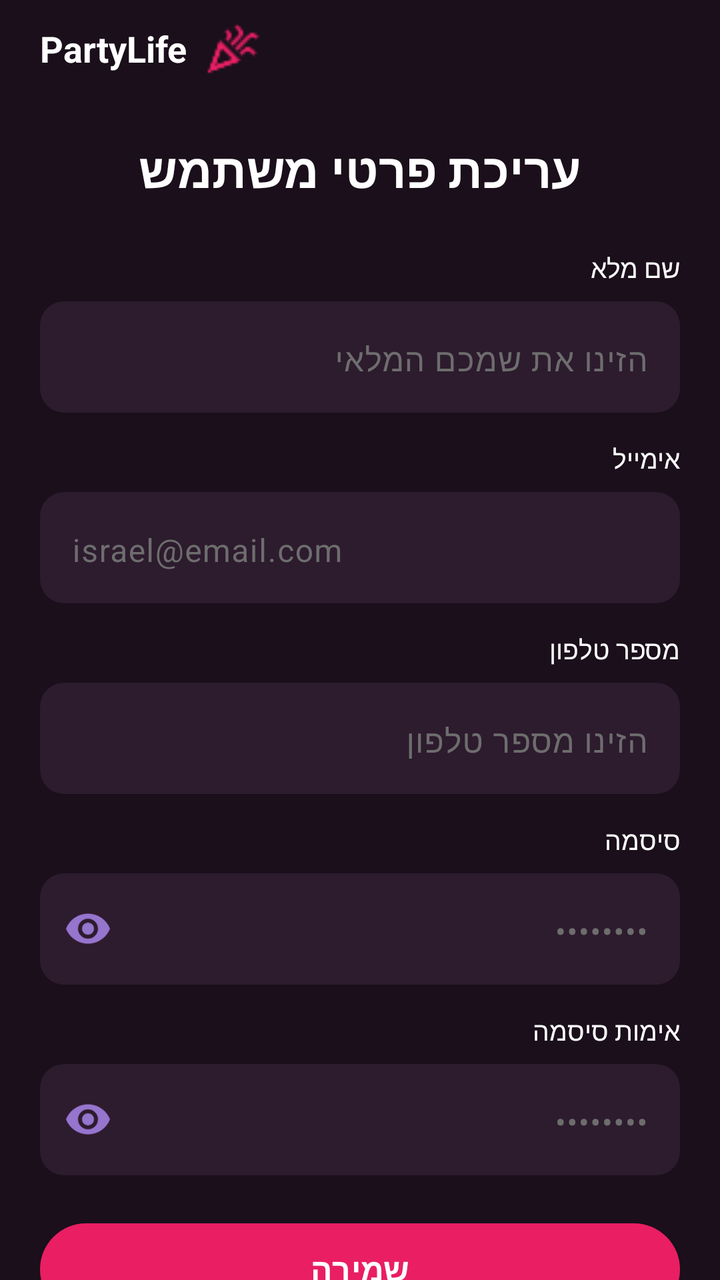
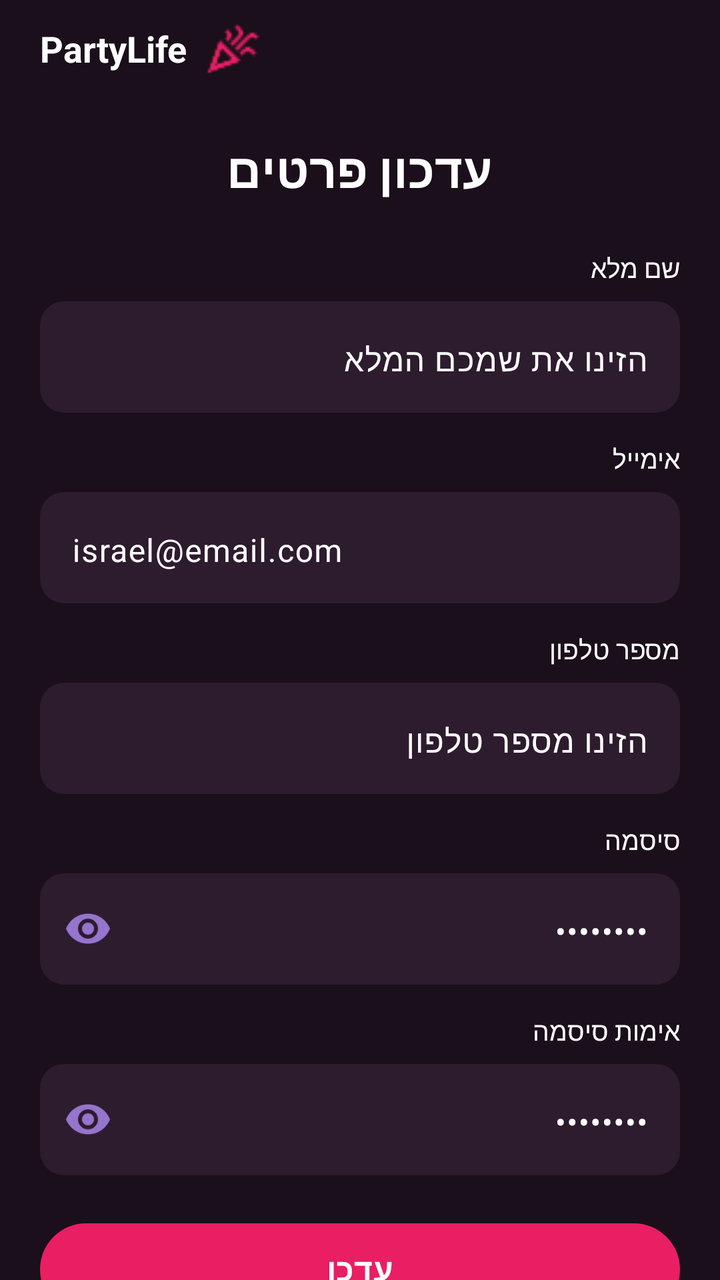

Compare the two renders of this Android layout. The source of the first and the diff that turns it into the second are given below.
<!-- AndroidManifest.xml: application theme Theme.PartyLife -->
<!-- res/layout/activity_user_setting.xml -->
<?xml version="1.0" encoding="utf-8"?>
<ScrollView xmlns:android="http://schemas.android.com/apk/res/android"
    xmlns:app="http://schemas.android.com/apk/res-auto"
    android:layout_width="match_parent"
    android:layout_height="match_parent"
    android:background="#1A0F1B"
    android:fillViewport="true"
    android:id="@+id/usersetting"
    android:scrollbars="none">

    <androidx.constraintlayout.widget.ConstraintLayout
        android:layout_width="match_parent"
        android:layout_height="wrap_content"
        android:paddingStart="20dp"
        android:paddingEnd="20dp"
        android:paddingTop="12dp"
        android:paddingBottom="32dp"
        android:layoutDirection="rtl">

        
        <TextView
            android:id="@+id/tvEAppTitle"
            android:layout_width="wrap_content"
            android:layout_height="wrap_content"
            android:text="PartyLife"
            android:textColor="#FFFFFF"
            android:textSize="18sp"
            android:textStyle="bold"
            app:layout_constraintEnd_toEndOf="parent"
            app:layout_constraintTop_toTopOf="parent" />

        <ImageView
            android:id="@+id/ivEAppIcon"
            android:layout_width="28dp"
            android:layout_height="28dp"
            android:layout_marginEnd="8dp"
            android:src="@drawable/logo"
            app:layout_constraintBottom_toBottomOf="@id/tvEAppTitle"
            app:layout_constraintEnd_toStartOf="@id/tvEAppTitle"
            app:layout_constraintTop_toTopOf="@id/tvEAppTitle"
            app:tint="#E91E63" />

        
        <TextView
            android:id="@+id/tvETitle"
            android:layout_width="0dp"
            android:layout_height="wrap_content"
            android:layout_marginTop="32dp"
            android:text="עריכת פרטי משתמש"
            android:textColor="#FFFFFF"
            android:textSize="24sp"
            android:textStyle="bold"
            android:gravity="center"
            app:layout_constraintEnd_toEndOf="parent"
            app:layout_constraintStart_toStartOf="parent"
            app:layout_constraintTop_toBottomOf="@id/tvEAppTitle" />



        
        <TextView
            android:id="@+id/tvENameLabel"
            android:layout_width="0dp"
            android:layout_height="wrap_content"
            android:layout_marginTop="24dp"
            android:text="שם מלא"
            android:textColor="#FFFFFF"
            android:textSize="13sp"
            android:gravity="start"
            app:layout_constraintEnd_toEndOf="parent"
            app:layout_constraintStart_toStartOf="parent"
            app:layout_constraintTop_toBottomOf="@id/tvETitle" />

        <com.google.android.material.textfield.TextInputLayout
            android:id="@+id/tilEFullName"
            android:layout_width="0dp"
            android:layout_height="wrap_content"
            android:layout_marginTop="8dp"
            android:hint="הזינו את שמכם המלאי"
            android:textColorHint="#6D6D6D"
            app:boxBackgroundColor="#2D1B2E"
            app:boxBackgroundMode="filled"
            app:boxCornerRadiusBottomEnd="12dp"
            app:boxCornerRadiusBottomStart="12dp"
            app:boxCornerRadiusTopEnd="12dp"
            app:boxCornerRadiusTopStart="12dp"
            app:boxStrokeWidth="0dp"
            app:hintTextColor="#6D6D6D"
            app:layout_constraintEnd_toEndOf="parent"
            app:layout_constraintStart_toStartOf="parent"
            app:layout_constraintTop_toBottomOf="@id/tvENameLabel">

            <com.google.android.material.textfield.TextInputEditText
                android:id="@+id/etEFullName"
                android:layout_width="match_parent"
                android:layout_height="wrap_content"
                android:inputType="textPersonName"
                android:textColor="#FFFFFF"
                android:textColorHint="#6D6D6D"
                android:gravity="start" />

        </com.google.android.material.textfield.TextInputLayout>

        
        <TextView
            android:id="@+id/tvEEmailLabel"
            android:layout_width="0dp"
            android:layout_height="wrap_content"
            android:layout_marginTop="14dp"
            android:text="אימייל"
            android:textColor="#FFFFFF"
            android:textSize="13sp"
            android:gravity="start"
          android:enabled="false"
            app:layout_constraintEnd_toEndOf="parent"
            app:layout_constraintStart_toStartOf="parent"
            app:layout_constraintTop_toBottomOf="@id/tilEFullName" />

        <com.google.android.material.textfield.TextInputLayout
            android:id="@+id/tilEEmail"
            android:layout_width="0dp"
            android:layout_height="wrap_content"
            android:layout_marginTop="8dp"
            android:hint="israel@email.com"
            android:textColorHint="#6D6D6D"
            app:boxBackgroundColor="#2D1B2E"
            app:boxBackgroundMode="filled"
            app:boxCornerRadiusBottomEnd="12dp"
            app:boxCornerRadiusBottomStart="12dp"
            app:boxCornerRadiusTopEnd="12dp"
            app:boxCornerRadiusTopStart="12dp"
            app:boxStrokeWidth="0dp"
            app:hintTextColor="#6D6D6D"
            app:layout_constraintEnd_toEndOf="parent"
            app:layout_constraintStart_toStartOf="parent"
            app:layout_constraintTop_toBottomOf="@id/tvEEmailLabel">

            <com.google.android.material.textfield.TextInputEditText
                android:id="@+id/etEEmail"
                android:layout_width="match_parent"
                android:layout_height="wrap_content"
                android:inputType="textEmailAddress"
                android:textColor="#FFFFFF"
                android:textColorHint="#6D6D6D"
                android:gravity="start" />

        </com.google.android.material.textfield.TextInputLayout>

        
        <TextView
            android:id="@+id/tvEPhoneLabel"
            android:layout_width="0dp"
            android:layout_height="wrap_content"
            android:layout_marginTop="14dp"
            android:text="מספר טלפון"
            android:textColor="#FFFFFF"
            android:textSize="13sp"
            android:gravity="start"
            app:layout_constraintEnd_toEndOf="parent"
            app:layout_constraintStart_toStartOf="parent"
            app:layout_constraintTop_toBottomOf="@id/tilEEmail" />

        <com.google.android.material.textfield.TextInputLayout
            android:id="@+id/tilEPhone"
            android:layout_width="0dp"
            android:layout_height="wrap_content"
            android:layout_marginTop="8dp"
            android:hint="הזינו מספר טלפון"
            android:textColorHint="#6D6D6D"
            app:boxBackgroundColor="#2D1B2E"
            app:boxBackgroundMode="filled"
            app:boxCornerRadiusBottomEnd="12dp"
            app:boxCornerRadiusBottomStart="12dp"
            app:boxCornerRadiusTopEnd="12dp"
            app:boxCornerRadiusTopStart="12dp"
            app:boxStrokeWidth="0dp"
            app:hintTextColor="#6D6D6D"
            app:layout_constraintEnd_toEndOf="parent"
            app:layout_constraintStart_toStartOf="parent"
            app:layout_constraintTop_toBottomOf="@id/tvEPhoneLabel">

            <com.google.android.material.textfield.TextInputEditText
                android:id="@+id/etEPhone"
                android:layout_width="match_parent"
                android:layout_height="wrap_content"
                android:inputType="phone"
                android:textColor="#FFFFFF"
                android:textColorHint="#6D6D6D"
                android:gravity="start" />

        </com.google.android.material.textfield.TextInputLayout>

        
        <TextView
            android:id="@+id/tvEPasswordLabel"
            android:layout_width="0dp"
            android:layout_height="wrap_content"
            android:layout_marginTop="14dp"
            android:text="סיסמה"
            android:textColor="#FFFFFF"
            android:textSize="13sp"
            android:gravity="start"
            app:layout_constraintEnd_toEndOf="parent"
            app:layout_constraintStart_toStartOf="parent"
            app:layout_constraintTop_toBottomOf="@id/tilEPhone" />

        <com.google.android.material.textfield.TextInputLayout
            android:id="@+id/tilEPassword"
            android:layout_width="0dp"
            android:layout_height="wrap_content"
            android:layout_marginTop="8dp"
            android:hint="••••••••"
            android:textColorHint="#6D6D6D"
            app:boxBackgroundColor="#2D1B2E"
            app:boxBackgroundMode="filled"
            app:boxCornerRadiusBottomEnd="12dp"
            app:boxCornerRadiusBottomStart="12dp"
            app:boxCornerRadiusTopEnd="12dp"
            app:boxCornerRadiusTopStart="12dp"
            app:boxStrokeWidth="0dp"
            app:endIconMode="password_toggle"
            app:endIconTint="#9575CD"
            app:hintTextColor="#6D6D6D"
            app:layout_constraintEnd_toEndOf="parent"
            app:layout_constraintStart_toStartOf="parent"
            app:layout_constraintTop_toBottomOf="@id/tvEPasswordLabel">

            <com.google.android.material.textfield.TextInputEditText
                android:id="@+id/etEPassword"
                android:layout_width="match_parent"
                android:layout_height="wrap_content"
                android:inputType="textPassword"
                android:textColor="#FFFFFF"
                android:textColorHint="#6D6D6D"
                android:gravity="start" />

        </com.google.android.material.textfield.TextInputLayout>

        
        <TextView
            android:id="@+id/tvEConfirmPasswordLabel"
            android:layout_width="0dp"
            android:layout_height="wrap_content"
            android:layout_marginTop="14dp"
            android:text="אימות סיסמה"
            android:textColor="#FFFFFF"
            android:textSize="13sp"
            android:gravity="start"
            app:layout_constraintEnd_toEndOf="parent"
            app:layout_constraintStart_toStartOf="parent"
            app:layout_constraintTop_toBottomOf="@id/tilEPassword" />

        <com.google.android.material.textfield.TextInputLayout
            android:id="@+id/tilEConfirmPassword"
            android:layout_width="0dp"
            android:layout_height="wrap_content"
            android:layout_marginTop="8dp"
            android:hint="••••••••"
            android:textColorHint="#6D6D6D"
            app:boxBackgroundColor="#2D1B2E"
            app:boxBackgroundMode="filled"
            app:boxCornerRadiusBottomEnd="12dp"
            app:boxCornerRadiusBottomStart="12dp"
            app:boxCornerRadiusTopEnd="12dp"
            app:boxCornerRadiusTopStart="12dp"
            app:boxStrokeWidth="0dp"
            app:endIconMode="password_toggle"
            app:endIconTint="#9575CD"
            app:hintTextColor="#6D6D6D"
            app:layout_constraintEnd_toEndOf="parent"
            app:layout_constraintStart_toStartOf="parent"
            app:layout_constraintTop_toBottomOf="@id/tvEConfirmPasswordLabel">

            <com.google.android.material.textfield.TextInputEditText
                android:id="@+id/etEConfirmPassword"
                android:layout_width="match_parent"
                android:layout_height="wrap_content"
                android:inputType="textPassword"
                android:textColor="#FFFFFF"
                android:textColorHint="#6D6D6D"
                android:gravity="start" />

        </com.google.android.material.textfield.TextInputLayout>

        
        <com.google.android.material.button.MaterialButton
            android:id="@+id/btEnRegister"
            android:layout_width="0dp"
            android:layout_height="54dp"
            android:layout_marginTop="20dp"
            android:text="שמירה"
            android:textColor="#FFFFFF"
            android:textSize="16sp"
            android:textStyle="bold"
            app:backgroundTint="#E91E63"
            app:cornerRadius="27dp"
            app:layout_constraintEnd_toEndOf="parent"
            app:layout_constraintStart_toStartOf="parent"
            app:layout_constraintTop_toBottomOf="@id/tilEConfirmPassword" />



    </androidx.constraintlayout.widget.ConstraintLayout>

</ScrollView>
<!-- resources referenced by this layout -->
<resources>
  <!-- drawable logo: png bitmap (drawable, 761 bytes) -->
  <style name="Theme.PartyLife" parent="Base.Theme.PartyLife" />
  <style name="Base.Theme.PartyLife" parent="Theme.Material3.DayNight.NoActionBar">
          
          
  
      </style>
</resources>

<!-- the commit's change to res/layout/activity_user_setting.xml (unified diff, before → after) -->
@@ -19,7 +19,7 @@
 
         
         <TextView
-            android:id="@+id/tvEAppTitle"
+            android:id="@+id/tvAppTitle"
             android:layout_width="wrap_content"
             android:layout_height="wrap_content"
             android:text="PartyLife"
@@ -30,36 +30,34 @@
             app:layout_constraintTop_toTopOf="parent" />
 
         <ImageView
-            android:id="@+id/ivEAppIcon"
+            android:id="@+id/ivAppIcon"
             android:layout_width="28dp"
             android:layout_height="28dp"
             android:layout_marginEnd="8dp"
             android:src="@drawable/logo"
-            app:layout_constraintBottom_toBottomOf="@id/tvEAppTitle"
-            app:layout_constraintEnd_toStartOf="@id/tvEAppTitle"
-            app:layout_constraintTop_toTopOf="@id/tvEAppTitle"
+            app:layout_constraintBottom_toBottomOf="@id/tvAppTitle"
+            app:layout_constraintEnd_toStartOf="@id/tvAppTitle"
+            app:layout_constraintTop_toTopOf="@id/tvAppTitle"
             app:tint="#E91E63" />
 
         
         <TextView
-            android:id="@+id/tvETitle"
+            android:id="@+id/tvTitle"
             android:layout_width="0dp"
             android:layout_height="wrap_content"
             android:layout_marginTop="32dp"
-            android:text="עריכת פרטי משתמש"
+            android:text="עדכון פרטים"
             android:textColor="#FFFFFF"
             android:textSize="24sp"
             android:textStyle="bold"
             android:gravity="center"
             app:layout_constraintEnd_toEndOf="parent"
             app:layout_constraintStart_toStartOf="parent"
-            app:layout_constraintTop_toBottomOf="@id/tvEAppTitle" />
-
-
-
-        
-        <TextView
-            android:id="@+id/tvENameLabel"
+            app:layout_constraintTop_toBottomOf="@+id/tvAppTitle" />
+
+        
+        <TextView
+            android:id="@+id/tvNameLabel"
             android:layout_width="0dp"
             android:layout_height="wrap_content"
             android:layout_marginTop="24dp"
@@ -69,41 +67,38 @@
             android:gravity="start"
             app:layout_constraintEnd_toEndOf="parent"
             app:layout_constraintStart_toStartOf="parent"
-            app:layout_constraintTop_toBottomOf="@id/tvETitle" />
+            app:layout_constraintTop_toBottomOf="@id/tvTitle" />
 
         <com.google.android.material.textfield.TextInputLayout
             android:id="@+id/tilEFullName"
-            android:layout_width="0dp"
-            android:layout_height="wrap_content"
-            android:layout_marginTop="8dp"
-            android:hint="הזינו את שמכם המלאי"
-            android:textColorHint="#6D6D6D"
-            app:boxBackgroundColor="#2D1B2E"
-            app:boxBackgroundMode="filled"
-            app:boxCornerRadiusBottomEnd="12dp"
-            app:boxCornerRadiusBottomStart="12dp"
-            app:boxCornerRadiusTopEnd="12dp"
-            app:boxCornerRadiusTopStart="12dp"
-            app:boxStrokeWidth="0dp"
-            app:hintTextColor="#6D6D6D"
-            app:layout_constraintEnd_toEndOf="parent"
-            app:layout_constraintStart_toStartOf="parent"
-            app:layout_constraintTop_toBottomOf="@id/tvENameLabel">
+            style="@style/ThemeOverlay.App.TextInputLayout.WhiteText"
+            android:layout_width="0dp"
+            android:layout_height="wrap_content"
+            android:layout_marginTop="8dp"
+            android:hint="הזינו את שמכם המלא"
+            app:boxBackgroundColor="#2D1B2E"
+            app:boxBackgroundMode="filled"
+            app:boxCornerRadiusBottomEnd="12dp"
+            app:boxCornerRadiusBottomStart="12dp"
+            app:boxCornerRadiusTopEnd="12dp"
+            app:boxCornerRadiusTopStart="12dp"
+            app:boxStrokeWidth="0dp"
+            app:layout_constraintEnd_toEndOf="parent"
+            app:layout_constraintStart_toStartOf="parent"
+            app:layout_constraintTop_toBottomOf="@id/tvNameLabel">
 
             <com.google.android.material.textfield.TextInputEditText
                 android:id="@+id/etEFullName"
                 android:layout_width="match_parent"
                 android:layout_height="wrap_content"
                 android:inputType="textPersonName"
-                android:textColor="#FFFFFF"
-                android:textColorHint="#6D6D6D"
-                android:gravity="start" />
-
-        </com.google.android.material.textfield.TextInputLayout>
-
-        
-        <TextView
-            android:id="@+id/tvEEmailLabel"
+                android:gravity="start" />
+
+        </com.google.android.material.textfield.TextInputLayout>
+
+        
+        <TextView
+            android:id="@+id/tvEmailLabel"
             android:layout_width="0dp"
             android:layout_height="wrap_content"
             android:layout_marginTop="14dp"
@@ -111,44 +106,40 @@
             android:textColor="#FFFFFF"
             android:textSize="13sp"
             android:gravity="start"
-          android:enabled="false"
             app:layout_constraintEnd_toEndOf="parent"
             app:layout_constraintStart_toStartOf="parent"
             app:layout_constraintTop_toBottomOf="@id/tilEFullName" />
 
         <com.google.android.material.textfield.TextInputLayout
             android:id="@+id/tilEEmail"
+            style="@style/ThemeOverlay.App.TextInputLayout.WhiteText"
             android:layout_width="0dp"
             android:layout_height="wrap_content"
             android:layout_marginTop="8dp"
             android:hint="israel@email.com"
-            android:textColorHint="#6D6D6D"
-            app:boxBackgroundColor="#2D1B2E"
-            app:boxBackgroundMode="filled"
-            app:boxCornerRadiusBottomEnd="12dp"
-            app:boxCornerRadiusBottomStart="12dp"
-            app:boxCornerRadiusTopEnd="12dp"
-            app:boxCornerRadiusTopStart="12dp"
-            app:boxStrokeWidth="0dp"
-            app:hintTextColor="#6D6D6D"
-            app:layout_constraintEnd_toEndOf="parent"
-            app:layout_constraintStart_toStartOf="parent"
-            app:layout_constraintTop_toBottomOf="@id/tvEEmailLabel">
+            app:boxBackgroundColor="#2D1B2E"
+            app:boxBackgroundMode="filled"
+            app:boxCornerRadiusBottomEnd="12dp"
+            app:boxCornerRadiusBottomStart="12dp"
+            app:boxCornerRadiusTopEnd="12dp"
+            app:boxCornerRadiusTopStart="12dp"
+            app:boxStrokeWidth="0dp"
+            app:layout_constraintEnd_toEndOf="parent"
+            app:layout_constraintStart_toStartOf="parent"
+            app:layout_constraintTop_toBottomOf="@id/tvEmailLabel">
 
             <com.google.android.material.textfield.TextInputEditText
                 android:id="@+id/etEEmail"
                 android:layout_width="match_parent"
                 android:layout_height="wrap_content"
                 android:inputType="textEmailAddress"
-                android:textColor="#FFFFFF"
-                android:textColorHint="#6D6D6D"
-                android:gravity="start" />
-
-        </com.google.android.material.textfield.TextInputLayout>
-
-        
-        <TextView
-            android:id="@+id/tvEPhoneLabel"
+                android:gravity="start" />
+
+        </com.google.android.material.textfield.TextInputLayout>
+
+        
+        <TextView
+            android:id="@+id/tvPhoneLabel"
             android:layout_width="0dp"
             android:layout_height="wrap_content"
             android:layout_marginTop="14dp"
@@ -162,37 +153,34 @@
 
         <com.google.android.material.textfield.TextInputLayout
             android:id="@+id/tilEPhone"
+            style="@style/ThemeOverlay.App.TextInputLayout.WhiteText"
             android:layout_width="0dp"
             android:layout_height="wrap_content"
             android:layout_marginTop="8dp"
             android:hint="הזינו מספר טלפון"
-            android:textColorHint="#6D6D6D"
-            app:boxBackgroundColor="#2D1B2E"
-            app:boxBackgroundMode="filled"
-            app:boxCornerRadiusBottomEnd="12dp"
-            app:boxCornerRadiusBottomStart="12dp"
-            app:boxCornerRadiusTopEnd="12dp"
-            app:boxCornerRadiusTopStart="12dp"
-            app:boxStrokeWidth="0dp"
-            app:hintTextColor="#6D6D6D"
-            app:layout_constraintEnd_toEndOf="parent"
-            app:layout_constraintStart_toStartOf="parent"
-            app:layout_constraintTop_toBottomOf="@id/tvEPhoneLabel">
+            app:boxBackgroundColor="#2D1B2E"
+            app:boxBackgroundMode="filled"
+            app:boxCornerRadiusBottomEnd="12dp"
+            app:boxCornerRadiusBottomStart="12dp"
+            app:boxCornerRadiusTopEnd="12dp"
+            app:boxCornerRadiusTopStart="12dp"
+            app:boxStrokeWidth="0dp"
+            app:layout_constraintEnd_toEndOf="parent"
+            app:layout_constraintStart_toStartOf="parent"
+            app:layout_constraintTop_toBottomOf="@id/tvPhoneLabel">
 
             <com.google.android.material.textfield.TextInputEditText
                 android:id="@+id/etEPhone"
                 android:layout_width="match_parent"
                 android:layout_height="wrap_content"
                 android:inputType="phone"
-                android:textColor="#FFFFFF"
-                android:textColorHint="#6D6D6D"
-                android:gravity="start" />
-
-        </com.google.android.material.textfield.TextInputLayout>
-
-        
-        <TextView
-            android:id="@+id/tvEPasswordLabel"
+                android:gravity="start" />
+
+        </com.google.android.material.textfield.TextInputLayout>
+
+        
+        <TextView
+            android:id="@+id/tvPasswordLabel"
             android:layout_width="0dp"
             android:layout_height="wrap_content"
             android:layout_marginTop="14dp"
@@ -206,11 +194,11 @@
 
         <com.google.android.material.textfield.TextInputLayout
             android:id="@+id/tilEPassword"
+            style="@style/ThemeOverlay.App.TextInputLayout.WhiteText"
             android:layout_width="0dp"
             android:layout_height="wrap_content"
             android:layout_marginTop="8dp"
             android:hint="••••••••"
-            android:textColorHint="#6D6D6D"
             app:boxBackgroundColor="#2D1B2E"
             app:boxBackgroundMode="filled"
             app:boxCornerRadiusBottomEnd="12dp"
@@ -220,25 +208,22 @@
             app:boxStrokeWidth="0dp"
             app:endIconMode="password_toggle"
             app:endIconTint="#9575CD"
-            app:hintTextColor="#6D6D6D"
-            app:layout_constraintEnd_toEndOf="parent"
-            app:layout_constraintStart_toStartOf="parent"
-            app:layout_constraintTop_toBottomOf="@id/tvEPasswordLabel">
+            app:layout_constraintEnd_toEndOf="parent"
+            app:layout_constraintStart_toStartOf="parent"
+            app:layout_constraintTop_toBottomOf="@id/tvPasswordLabel">
 
             <com.google.android.material.textfield.TextInputEditText
                 android:id="@+id/etEPassword"
                 android:layout_width="match_parent"
                 android:layout_height="wrap_content"
                 android:inputType="textPassword"
-                android:textColor="#FFFFFF"
-                android:textColorHint="#6D6D6D"
-                android:gravity="start" />
-
-        </com.google.android.material.textfield.TextInputLayout>
-
-        
-        <TextView
-            android:id="@+id/tvEConfirmPasswordLabel"
+                android:gravity="start" />
+
+        </com.google.android.material.textfield.TextInputLayout>
+
+        
+        <TextView
+            android:id="@+id/tvConfirmPasswordLabel"
             android:layout_width="0dp"
             android:layout_height="wrap_content"
             android:layout_marginTop="14dp"
@@ -252,11 +237,11 @@
 
         <com.google.android.material.textfield.TextInputLayout
             android:id="@+id/tilEConfirmPassword"
+            style="@style/ThemeOverlay.App.TextInputLayout.WhiteText"
             android:layout_width="0dp"
             android:layout_height="wrap_content"
             android:layout_marginTop="8dp"
             android:hint="••••••••"
-            android:textColorHint="#6D6D6D"
             app:boxBackgroundColor="#2D1B2E"
             app:boxBackgroundMode="filled"
             app:boxCornerRadiusBottomEnd="12dp"
@@ -266,18 +251,15 @@
             app:boxStrokeWidth="0dp"
             app:endIconMode="password_toggle"
             app:endIconTint="#9575CD"
-            app:hintTextColor="#6D6D6D"
-            app:layout_constraintEnd_toEndOf="parent"
-            app:layout_constraintStart_toStartOf="parent"
-            app:layout_constraintTop_toBottomOf="@id/tvEConfirmPasswordLabel">
+            app:layout_constraintEnd_toEndOf="parent"
+            app:layout_constraintStart_toStartOf="parent"
+            app:layout_constraintTop_toBottomOf="@id/tvConfirmPasswordLabel">
 
             <com.google.android.material.textfield.TextInputEditText
                 android:id="@+id/etEConfirmPassword"
                 android:layout_width="match_parent"
                 android:layout_height="wrap_content"
                 android:inputType="textPassword"
-                android:textColor="#FFFFFF"
-                android:textColorHint="#6D6D6D"
                 android:gravity="start" />
 
         </com.google.android.material.textfield.TextInputLayout>
@@ -288,7 +270,7 @@
             android:layout_width="0dp"
             android:layout_height="54dp"
             android:layout_marginTop="20dp"
-            android:text="שמירה"
+            android:text="עדכן"
             android:textColor="#FFFFFF"
             android:textSize="16sp"
             android:textStyle="bold"
@@ -299,7 +281,6 @@
             app:layout_constraintTop_toBottomOf="@id/tilEConfirmPassword" />
 
 
-
     </androidx.constraintlayout.widget.ConstraintLayout>
 
 </ScrollView>
<!-- resource entries referenced after the edit -->
@@ -1,10 +1,13 @@
 <!-- resources referenced by this layout -->
 <resources>
   <!-- drawable logo: png bitmap (drawable, 761 bytes) -->
+  <style name="ThemeOverlay.App.TextInputLayout.WhiteText" parent="">
+          <item name="android:textColorPrimary">#FFFFFF</item>
+          <item name="android:textColorHint">#FFFFFF</item> 
+      </style>
   <style name="Theme.PartyLife" parent="Base.Theme.PartyLife" />
-  <style name="Base.Theme.PartyLife" parent="Theme.Material3.DayNight.NoActionBar">
-          
-          
+  <style name="Base.Theme.PartyLife" parent="Theme.Material3.Dark.NoActionBar">
+        
   
       </style>
 </resources>
